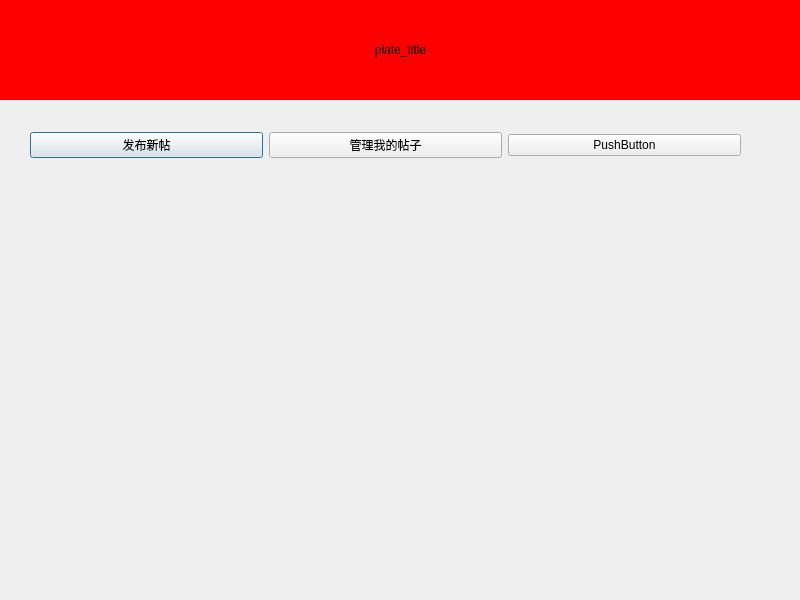
Above: Forum/plate.ui from snailccc/Forum before the change. Below: the same form after it.
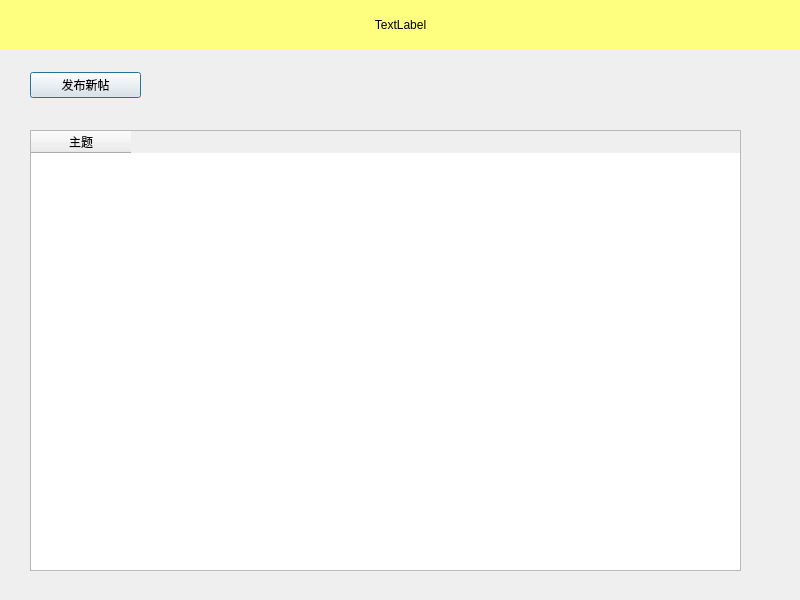
That is the form after the change.

Diff of the .ui file:
```diff
--- a/Forum/plate.ui
+++ b/Forum/plate.ui
@@ -25,7 +25,7 @@
      <x>0</x>
      <y>-1</y>
      <width>801</width>
-     <height>101</height>
+     <height>51</height>
     </rect>
    </property>
    <layout class="QVBoxLayout" name="plate_title_layout" stretch="0">
@@ -33,12 +33,15 @@
      <number>0</number>
     </property>
     <item>
-     <widget class="QLabel" name="label">
+     <widget class="QLabel" name="plate_title">
+      <property name="layoutDirection">
+       <enum>Qt::LeftToRight</enum>
+      </property>
       <property name="styleSheet">
-       <string notr="true">background-color: rgb(255, 0, 0);</string>
+       <string notr="true">background-color: rgb(255, 255, 127);</string>
       </property>
       <property name="text">
-       <string>plate_title</string>
+       <string>TextLabel</string>
       </property>
       <property name="alignment">
        <set>Qt::AlignCenter</set>
@@ -66,7 +69,7 @@
    <property name="geometry">
     <rect>
      <x>30</x>
-     <y>120</y>
+     <y>60</y>
      <width>711</width>
      <height>51</height>
     </rect>
@@ -80,17 +83,47 @@
      </widget>
     </item>
     <item>
-     <widget class="QPushButton" name="mange_post">
-      <property name="text">
-       <string>管理我的帖子</string>
+     <spacer name="horizontalSpacer">
+      <property name="orientation">
+       <enum>Qt::Horizontal</enum>
       </property>
-     </widget>
+      <property name="sizeType">
+       <enum>QSizePolicy::Fixed</enum>
+      </property>
+      <property name="sizeHint" stdset="0">
+       <size>
+        <width>600</width>
+        <height>20</height>
+       </size>
+      </property>
+     </spacer>
     </item>
+   </layout>
+  </widget>
+  <widget class="QWidget" name="horizontalLayoutWidget_2">
+   <property name="geometry">
+    <rect>
+     <x>30</x>
+     <y>130</y>
+     <width>711</width>
+     <height>441</height>
+    </rect>
+   </property>
+   <layout class="QHBoxLayout" name="horizontalLayout_2">
     <item>
-     <widget class="QPushButton" name="button">
-      <property name="text">
-       <string>PushButton</string>
-      </property>
+     <widget class="QTableWidget" name="postGroup">
+      <column>
+       <property name="text">
+        <string>主题</string>
+       </property>
+       <property name="background">
+        <color>
+         <red>170</red>
+         <green>255</green>
+         <blue>255</blue>
+        </color>
+       </property>
+      </column>
      </widget>
     </item>
    </layout>
```
Left out of the diff: 19 changed lines with no effect on the pictures.
